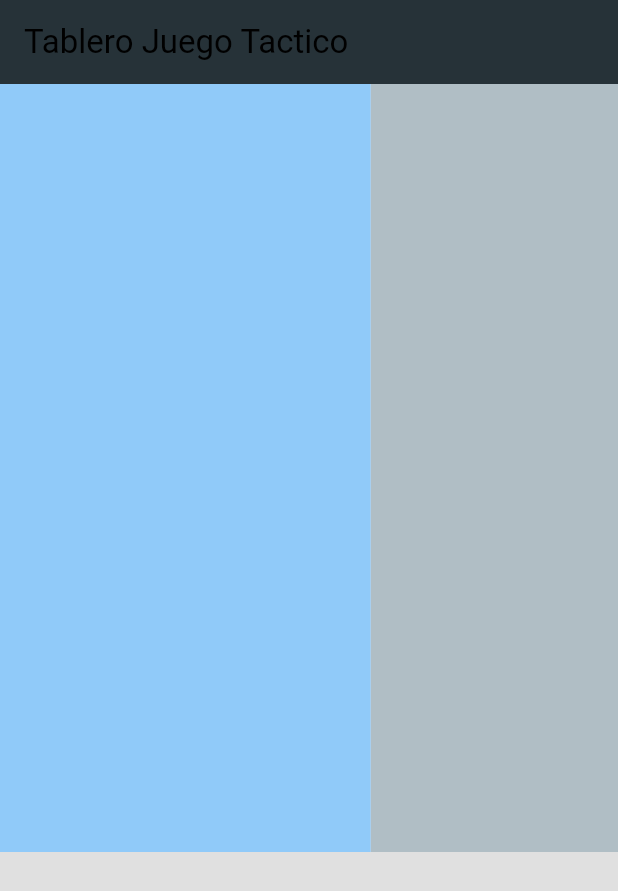
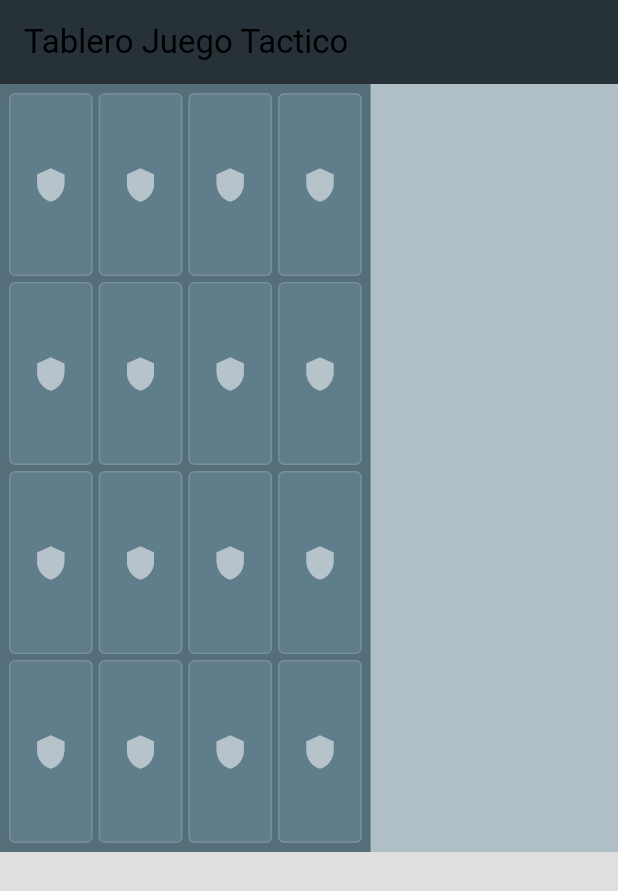
Before and after one commit to k0alita/tablero-juego-tactico, a Flutter app: the screen it shows after launch, on a phone screen of 412 x 824 dp. Shown: the top 891 px of the screen. Run offline on Flutter 3.47's test engine with Material 3 defaults, Android fonts, the phone set to English and light mode, and no system bars.

Commit message:
Sprint 2: Tablero 4x4 con iconos

```diff
--- a/lib/main.dart
+++ b/lib/main.dart
@@ -20,6 +20,37 @@ class JuegoTactico extends StatelessWidget {
 class Tablero extends StatelessWidget {
   const Tablero({super.key});
 
+  Widget crearCasilla() {
+    return Expanded(child: Container(
+      margin: const EdgeInsets.all(2),
+      decoration: BoxDecoration(
+        color: Colors.blueGrey.shade500,
+        border: Border.all(
+          color: Colors.blueGrey.shade400,
+        ),
+        borderRadius: BorderRadius.circular(4),
+      ),
+      child: const Center(
+        child: Icon(
+          Icons.shield,
+          color: Colors.white54,
+        ),
+      ),
+    ));
+  }
+
+  Widget crearFila() {
+    return Expanded(child: Row(
+      crossAxisAlignment: CrossAxisAlignment.stretch,
+      children: [
+        crearCasilla(),
+        crearCasilla(),
+        crearCasilla(),
+        crearCasilla(),
+        ],
+    ));
+  }
+
   @override
   Widget build(BuildContext context) {
     return Scaffold(
@@ -32,7 +63,16 @@ class Tablero extends StatelessWidget {
           Expanded(flex: 2, child: Row(
             children: [
               Expanded(flex: 3, child: Container(
-                color: Colors.blue.shade200,
+                padding: const EdgeInsets.all(4),
+                color: Colors.blueGrey.shade600,
+                child: Column(
+                  children: [
+                    crearFila(),
+                    crearFila(),
+                    crearFila(),
+                    crearFila()
+                  ],
+                ),
               )),
               Expanded(flex: 2, child: Container(
                 color: Colors.blueGrey.shade200,
```
